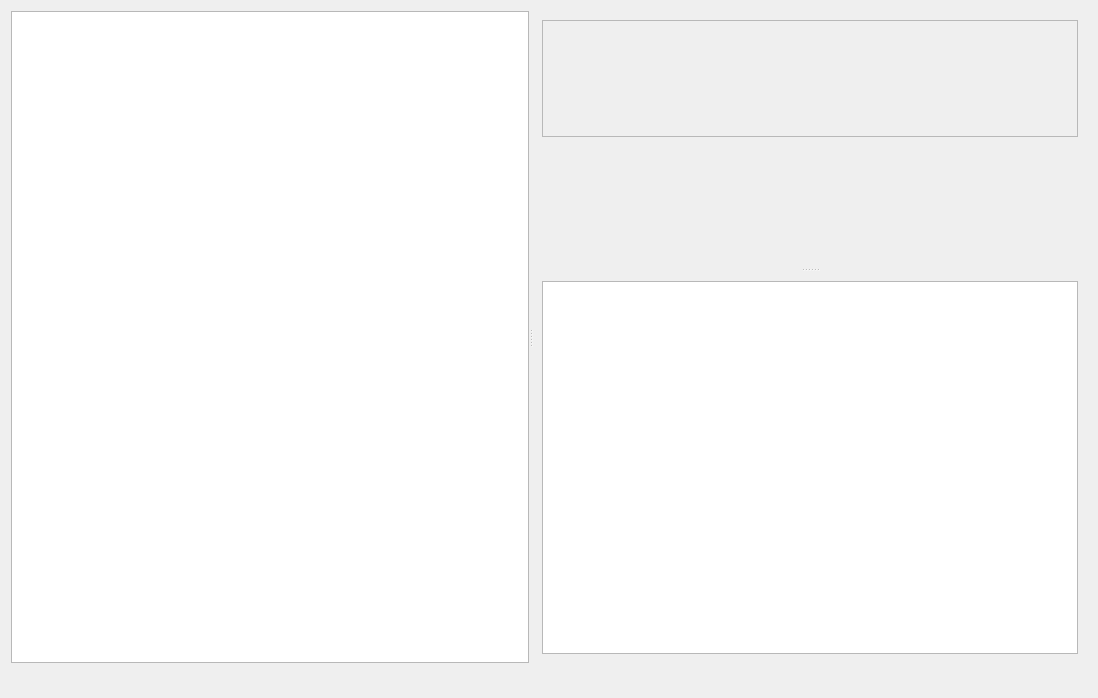
Before: the Qt Designer form view/ui/new_project_view.ui in csplink/csp, drawn with Qt 5.
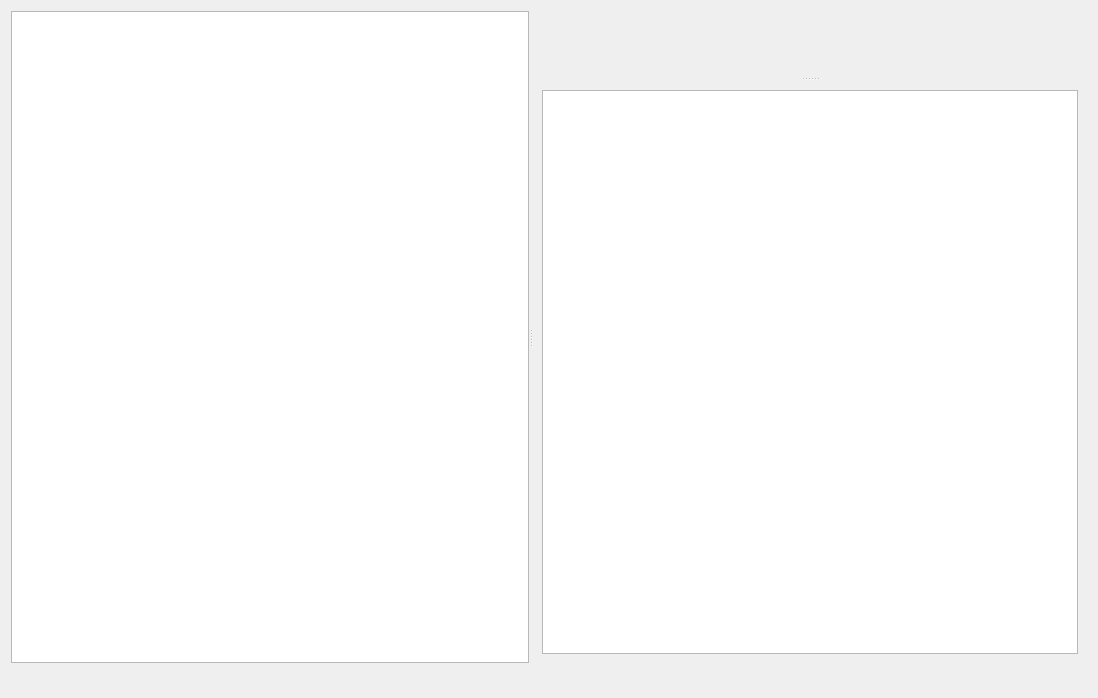
After: the same form once the commit is applied. Custom widgets are drawn as their Qt base class.

The edit to the form file:
```diff
--- a/view/ui/new_project_view.ui
+++ b/view/ui/new_project_view.ui
@@ -45,7 +45,7 @@
          <number>9</number>
         </property>
         <item>
-         <widget class="TabBar" name="tabBar"/>
+         <widget class="Pivot" name="tabBar"/>
         </item>
         <item>
          <widget class="QStackedWidget" name="stackedWidget"/>
@@ -124,8 +124,8 @@
    <header>qfluentwidgets</header>
   </customwidget>
   <customwidget>
-   <class>TabBar</class>
-   <extends>QScrollArea</extends>
+   <class>Pivot</class>
+   <extends>QWidget</extends>
    <header>qfluentwidgets</header>
    <container>1</container>
   </customwidget>
```
